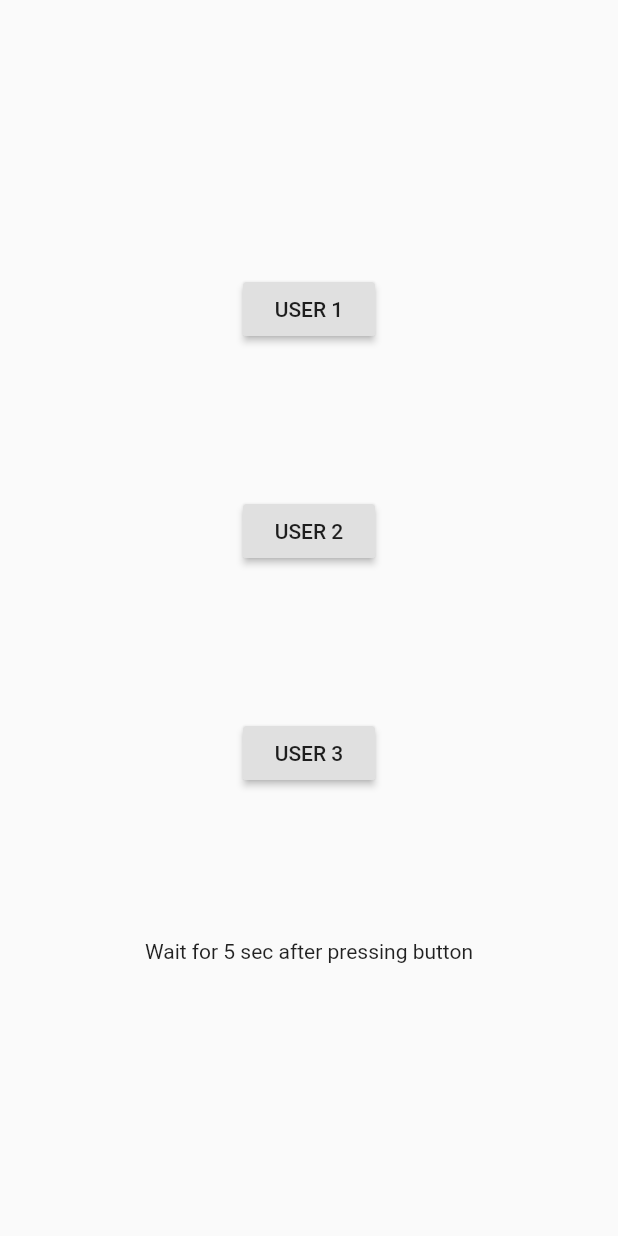
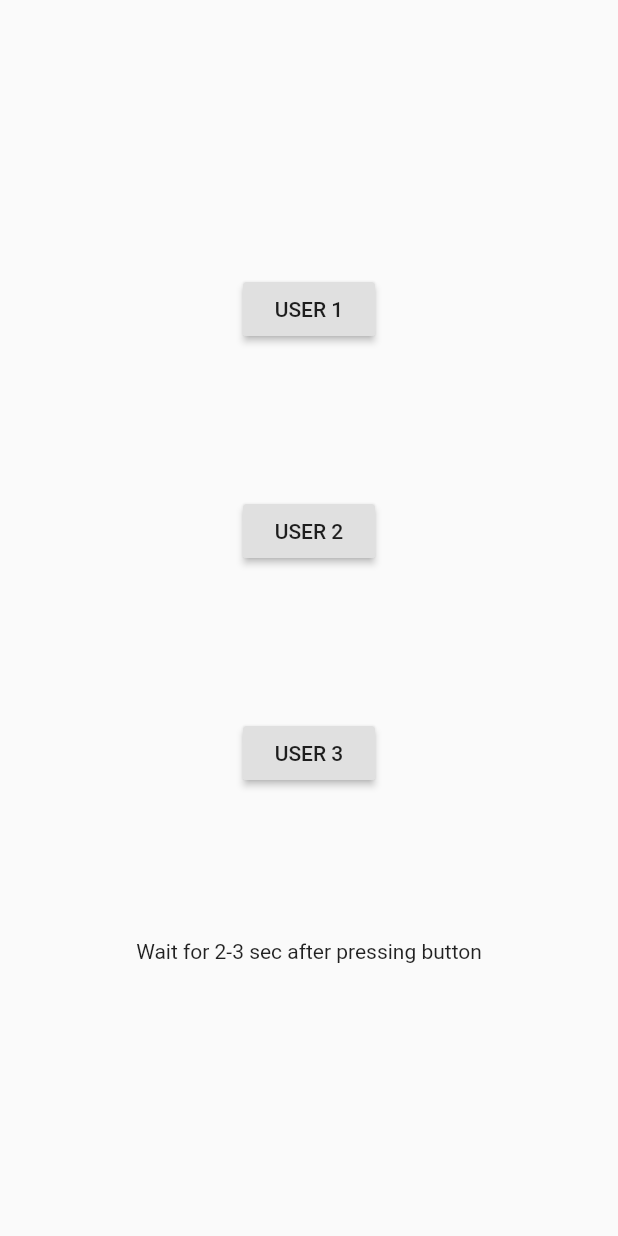
Before and after one commit to zeeshanbhati/InternTest, a Flutter app: the PaymentModule screen opened by its route, on a phone screen of 412 x 824 dp. Run offline on Flutter 3.47's test engine with Material 2 defaults, Android fonts, the phone set to English and light mode, and no system bars; our stand-ins replace cloud_firestore, fluttertoast; missing offline and left inert: razorpay_flutter; accounts and stored records are empty.

```diff
--- a/lib/paymentModule.dart
+++ b/lib/paymentModule.dart
@@ -1,8 +1,6 @@
 
 import 'package:cloud_firestore/cloud_firestore.dart';
 import 'package:flutter/material.dart';
-import "package:crypto/crypto.dart";
-import 'package:fluttertoast/fluttertoast.dart';
 import 'package:intern_test/PaymentScreen.dart';
 
 
@@ -19,7 +17,6 @@ class PaymentModule extends StatefulWidget {
 class _PaymentModuleState extends State<PaymentModule> {
 
  Firestore _firestore = Firestore.instance;
-  TextEditingController _textEditingController = TextEditingController();
   int amount;
 
   Future<int> getData(int index) async {
@@ -90,7 +87,7 @@ class _PaymentModuleState extends State<PaymentModule> {
 
               SizedBox(height: 100,),
 
-              Text("Wait for 5 sec after pressing button")
+              Text("Wait for 2-3 sec after pressing button")
             ],
           ),
         ),
```
Also changed, not shown: 2 other files.
